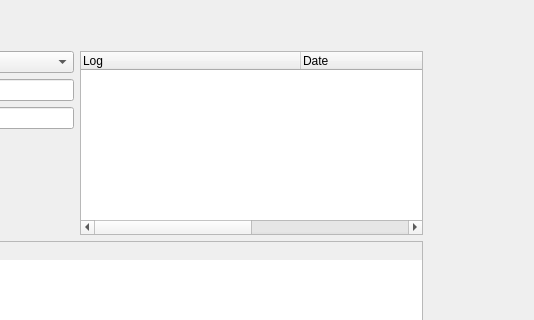
cristianbass01/GUI_robotic_exoskeleton, file src/gui_pkg/include/gui_pkg/log_view.ui: the form before one commit; both pictures show x 381 to 915 and y 0 to 320 of the 915 by 512 pixel window.
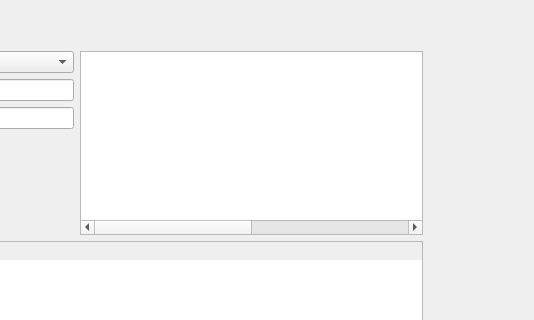
The form after the commit.

The edit to the form file:
```diff
--- a/src/gui_pkg/include/gui_pkg/log_view.ui
+++ b/src/gui_pkg/include/gui_pkg/log_view.ui
@@ -87,7 +87,7 @@
               <bool>false</bool>
              </property>
              <attribute name="headerVisible">
-              <bool>true</bool>
+              <bool>false</bool>
              </attribute>
              <attribute name="headerCascadingSectionResizes">
               <bool>true</bool>
@@ -96,7 +96,7 @@
               <number>220</number>
              </attribute>
              <attribute name="headerDefaultSectionSize">
-              <number>210</number>
+              <number>220</number>
              </attribute>
              <column>
               <property name="text">
```
Left out of the diff: 2 changed lines with no effect on the pictures.
